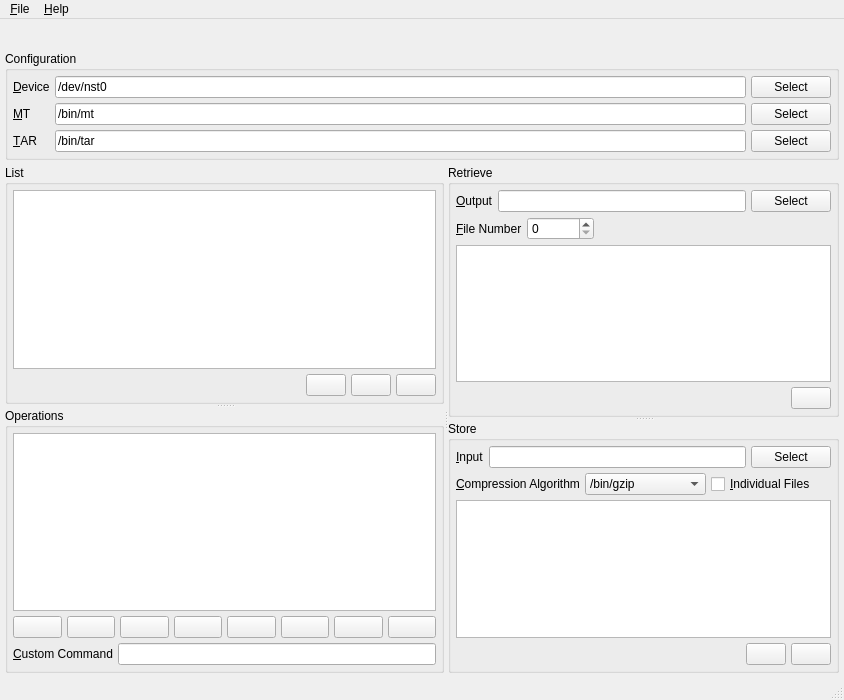
Old version of the form UI/spinware.ui in the repository textbrowser/spinware.
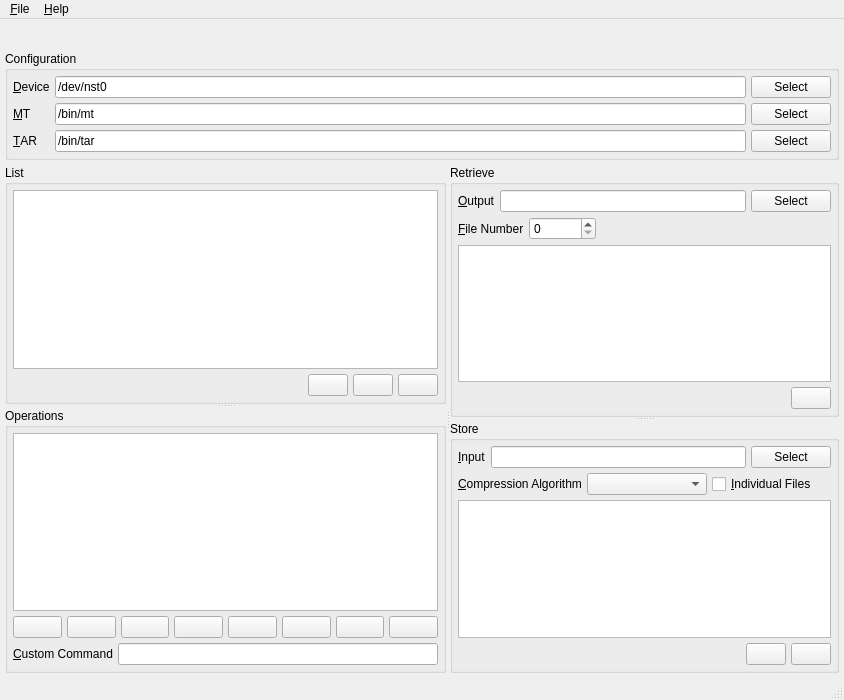
New version of the form. Icons and pictures are not drawn.

The edit to the form file:
```diff
--- a/UI/spinware.ui
+++ b/UI/spinware.ui
@@ -633,11 +633,6 @@
              <property name="sizeAdjustPolicy">
               <enum>QComboBox::AdjustToContents</enum>
              </property>
-             <item>
-              <property name="text">
-               <string>/bin/gzip</string>
-              </property>
-             </item>
             </widget>
            </item>
            <item>
```
Left out of the diff: 3 changed lines with no effect on the pictures.
